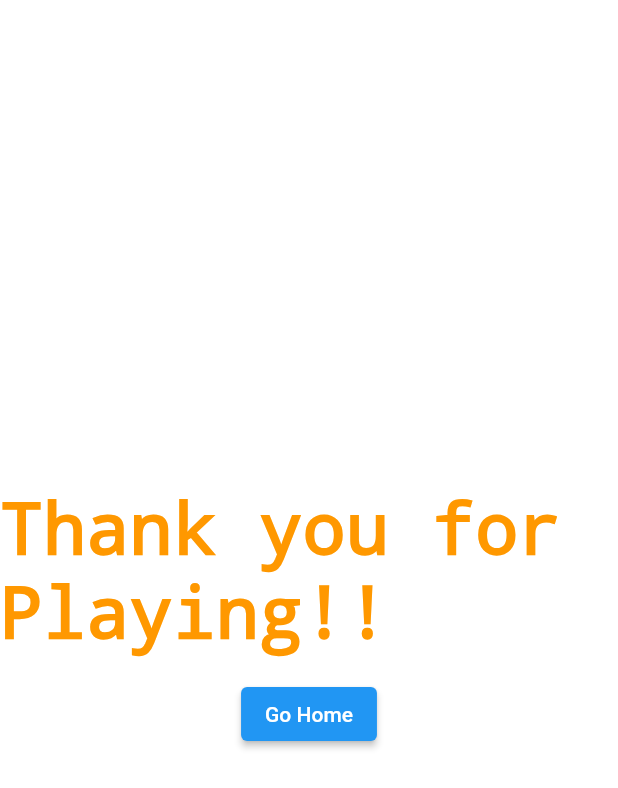
After one commit to rtomooka/guess_the_city, a Flutter app: the ResultScreen screen opened by its route, on a phone screen of 412 x 824 dp. The commit adds this screen. Shown: the top 788 px of the screen. Run offline on Flutter 3.47's test engine with Material 2 defaults, Android fonts, the phone set to English and light mode, and no system bars; our stand-ins replace flutter_animate, flutter_riverpod, freezed_annotation, go_router, path_drawing; project files that could hold a hidden picture were left out.

Commit message:
画面遷移を追加

```diff
--- a/lib/main.dart
+++ b/lib/main.dart
@@ -1,22 +1,49 @@
 import 'package:flutter/material.dart';
 import 'package:flutter_riverpod/flutter_riverpod.dart';
+import 'package:go_router/go_router.dart';
 import 'package:guess_the_city/svg_map.dart';
+import 'package:guess_the_city/view/game_screen.dart';
+import 'package:guess_the_city/view/home_screen.dart';
+import 'package:guess_the_city/view/result_screen.dart';
 
 void main() {
-  runApp(const ProviderScope(child: MyApp()));
+  runApp(
+    ProviderScope(child: MyApp()),
+  );
 }
 
 class MyApp extends StatelessWidget {
-  const MyApp({super.key});
+  MyApp({super.key});
+
+  final GoRouter goRouter = GoRouter(
+    routes: [
+      // top-level
+      GoRoute(
+        path: '/',
+        builder: (context, state) => const HomeScreen(),
+        routes: [
+          GoRoute(
+            path: 'game',
+            builder: (context, state) => const GameScreen(),
+          ),
+          GoRoute(
+            path: 'result',
+            builder: (context, state) => const ResultScreen(),
+          ),
+        ],
+      ),
+    ],
+  );
 
   @override
   Widget build(BuildContext context) {
-    return MaterialApp(
+    return MaterialApp.router(
       title: 'Guess the city',
       theme: ThemeData(
         primarySwatch: Colors.blue,
       ),
-      home: const MyHomePage(),
+      debugShowCheckedModeBanner: false,
+      routerConfig: goRouter,
     );
   }
 }
--- /dev/null
+++ b/lib/view/result_screen.dart
@@ -0,0 +1,31 @@
+import 'package:flutter/material.dart';
+import 'package:go_router/go_router.dart';
+
+class ResultScreen extends StatelessWidget {
+  const ResultScreen({Key? key}) : super(key: key);
+
+  @override
+  Widget build(BuildContext context) {
+    return Center(
+      child: Column(
+        mainAxisAlignment: MainAxisAlignment.center,
+        children: [
+          Text(
+            'Thank you for Playing!!',
+            style: TextStyle(
+              color: Colors.orange,
+              decoration: TextDecoration.none,
+            ),
+          ),
+          Padding(padding: EdgeInsets.symmetric(vertical: 8.0)),
+          ElevatedButton(
+            onPressed: () {
+              GoRouter.of(context).go('/');
+            },
+            child: const Text('Go Home'),
+          ),
+        ],
+      ),
+    );
+  }
+}
--- a/pubspec.yaml
+++ b/pubspec.yaml
@@ -40,6 +40,8 @@ dependencies:
   xml:
   flutter_riverpod: ^2.3.6
   freezed_annotation: ^2.2.0
+  go_router: ^6.5.2
+  flutter_animate: ^4.1.1+1
 
 dev_dependencies:
   flutter_test:
```
Also changed, not shown: lib/svg_map.dart (+14 -0 lines), lib/view/game_screen.dart (added, +13 -0 lines), lib/view/home_screen.dart (added, +32 -0 lines), pubspec.lock.
